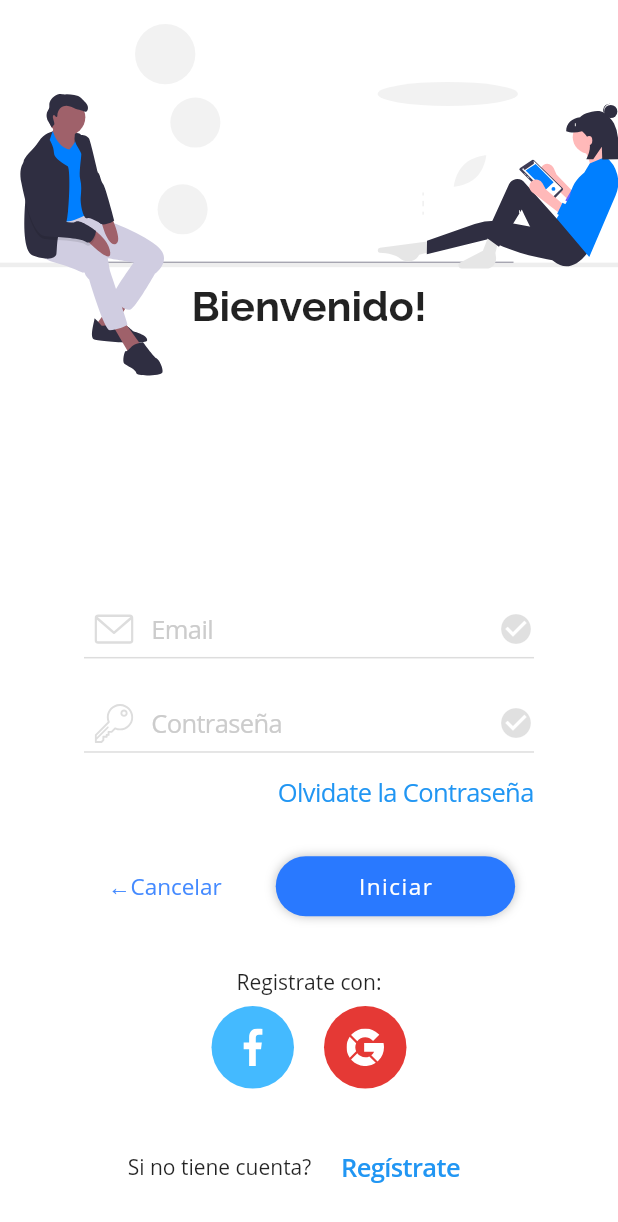
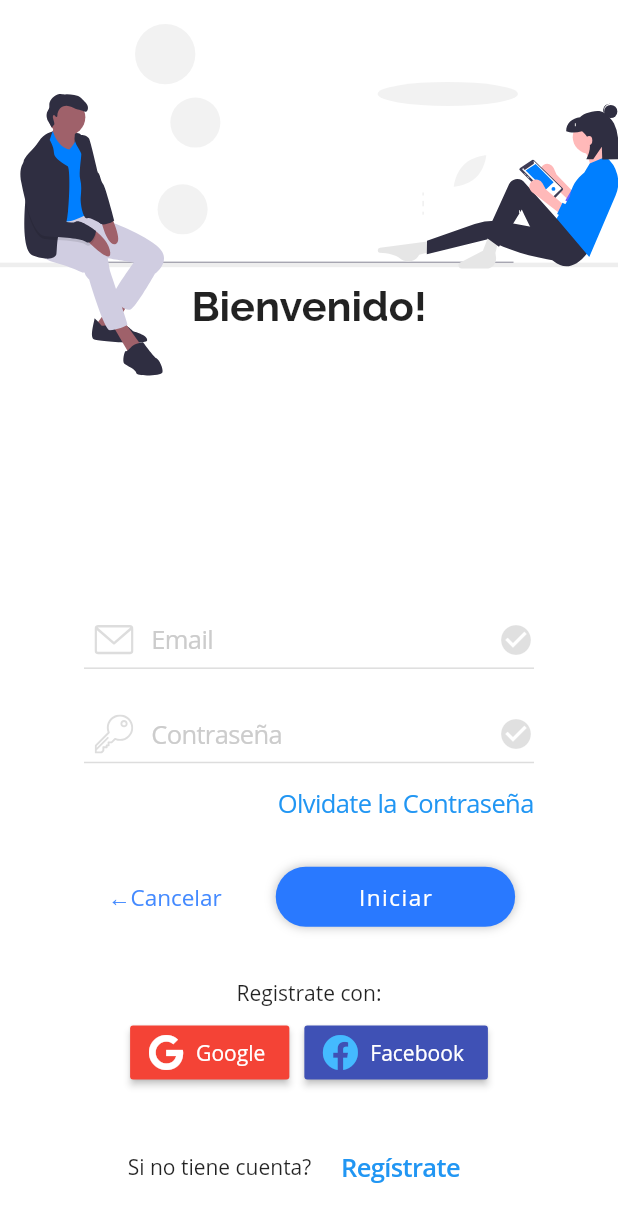
Before and after one commit to EduardoCarruci/GPD, a Flutter app: the LoginPage screen opened by its route, on a phone screen of 412 x 824 dp. Shown: the top 1222 px of the screen. Run offline on Flutter 3.47's test engine with Material 2 defaults, Android fonts, the phone set to English and light mode, and no system bars; our stand-ins replace after_layout, firebase_auth, flutter_svg, font_awesome_flutter, google_sign_in, shared_preferences; missing offline and left inert: flutter_facebook_auth; accounts and stored records are empty; statements that could not run were skipped.

Commit message:
cambie icono de facebook y google

```diff
--- a/lib/src/widgets/login_form.dart
+++ b/lib/src/widgets/login_form.dart
@@ -1,6 +1,7 @@
 import 'package:firebase_auth/firebase_auth.dart';
 import 'package:flutter/material.dart';
 import 'package:flutter/cupertino.dart';
+import 'package:font_awesome_flutter/font_awesome_flutter.dart';
 import 'package:gpd2/src/libs/auth.dart';
 import 'package:gpd2/src/pages/home.dart';
 import 'package:gpd2/src/pages/home_page.dart';
@@ -121,28 +122,44 @@ class _LoginformState extends State<Loginform> {
                  Row(
                       mainAxisAlignment: MainAxisAlignment.center,
                       children: <Widget>[
-                    RedesBotton(
-                      size: 55,
-                      iconPath: 'assets/icon/face.svg',
-                      backgroudColor: Color(0xff44BAFF),
-                      onPressed: () async{
-                       final user = await Auth.instance.facebook(context);
-                        _goTo(user);
-                      },
-
+                        RaisedButton.icon(
+                          shape: RoundedRectangleBorder(
+                              borderRadius: BorderRadius.circular(2.0)),
+                          color: Colors.red,
+                          icon: Icon(
+                            FontAwesomeIcons.google,
+                            color: Colors.white,
                           ),
-                    SizedBox(width:20),
-                    RedesBotton(
-                      size: 55,
-                      iconPath: 'assets/icon/google.svg',
-                      backgroudColor: Color(0xffE53935),
+                          label: Text(
+                            "Google",
+                            style: TextStyle(color: Colors.white),
+                          ),
                           onPressed: () async{
                       final user = await Auth.instance.google(context);
                        _goTo(user);
                       },
                         ),
+                        SizedBox(width: 10.0),
+                        RaisedButton.icon(
+                          shape: RoundedRectangleBorder(
+                              borderRadius: BorderRadius.circular(2.0)),
+                          color: Colors.indigo,
+                          icon: Icon(
+                            FontAwesomeIcons.facebook,
+                            color: Color(0xff44BAFF),
+                          ),
+                          label: Text(
+                            "Facebook",
+                            style: TextStyle(color: Colors.white),
+                          ),
+                          onPressed: () async{
+                       final user = await Auth.instance.facebook(context);
+                        _goTo(user);
+                      },
+                        ),
                       ],
                     ),
+
                 SizedBox(height:responsive.ip(2.7)),
                 Row(
                   mainAxisAlignment: MainAxisAlignment.center,
--- a/pubspec.yaml
+++ b/pubspec.yaml
@@ -27,6 +27,7 @@ dependencies:
   after_layout: ^1.0.7+2
   shared_preferences:
   image_picker:
+  font_awesome_flutter: ^8.8.1
 
 
   # The following adds the Cupertino Icons font to your application.
```
Also changed, not shown: pubspec.lock. Lines whose indentation alone changed are shown as unchanged.
